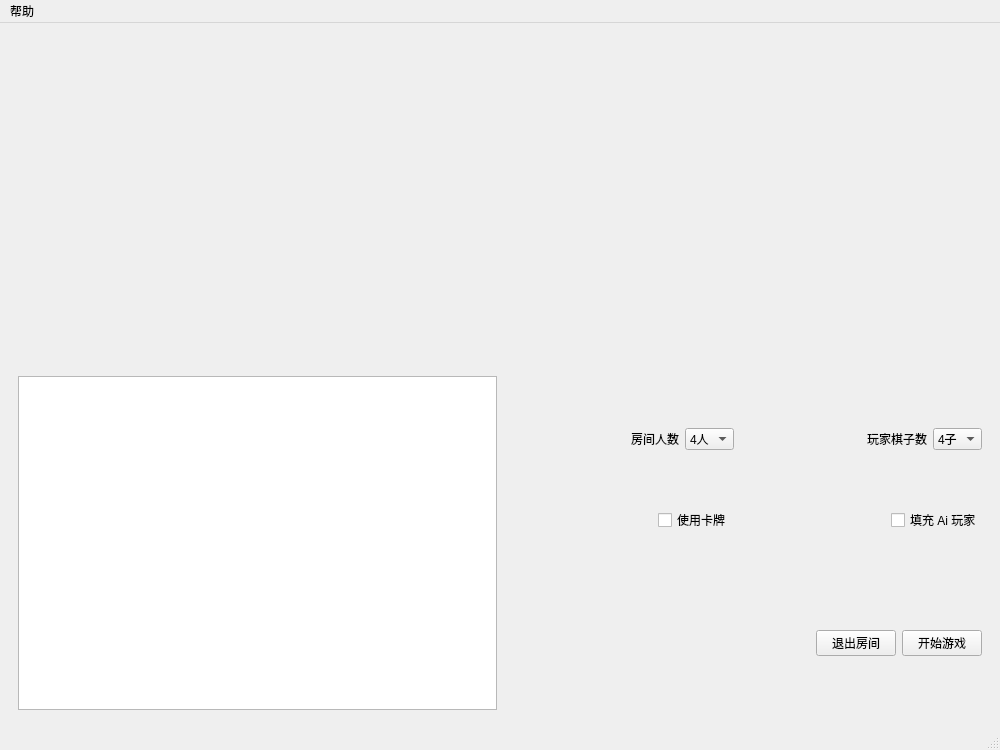
This is client/src/MainWindow.ui in Kez-Jo1909/NO_Flychess as Qt 5 draws it before an edit. The edited form follows.
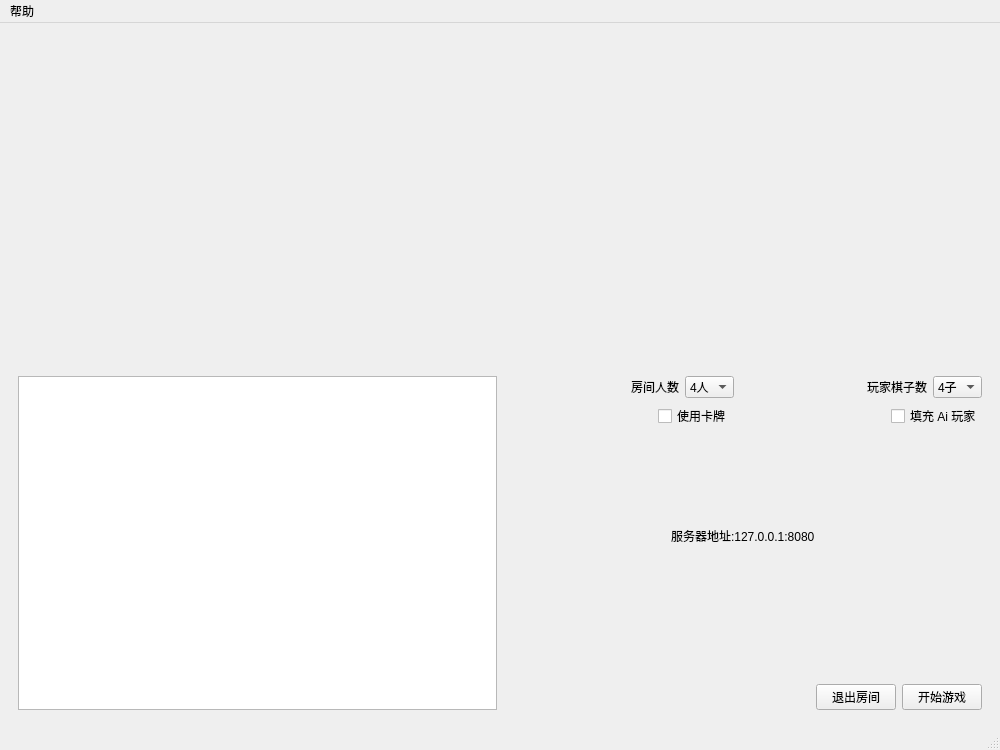
This is the edited form. The open tabs and pages were chosen to show the change.

What changed in the file:
```diff
--- a/client/src/MainWindow.ui
+++ b/client/src/MainWindow.ui
@@ -617,6 +617,43 @@
                 </item>
                </layout>
               </item>
+              <item>
+               <layout class="QHBoxLayout" name="horizontalLayout_4">
+                <item>
+                 <spacer name="horizontalSpacer_4">
+                  <property name="orientation">
+                   <enum>Qt::Horizontal</enum>
+                  </property>
+                  <property name="sizeHint" stdset="0">
+                   <size>
+                    <width>40</width>
+                    <height>20</height>
+                   </size>
+                  </property>
+                 </spacer>
+                </item>
+                <item>
+                 <widget class="QLabel" name="UrlLabel">
+                  <property name="text">
+                   <string>服务器地址:127.0.0.1:8080</string>
+                  </property>
+                 </widget>
+                </item>
+                <item>
+                 <spacer name="horizontalSpacer_9">
+                  <property name="orientation">
+                   <enum>Qt::Horizontal</enum>
+                  </property>
+                  <property name="sizeHint" stdset="0">
+                   <size>
+                    <width>40</width>
+                    <height>20</height>
+                   </size>
+                  </property>
+                 </spacer>
+                </item>
+               </layout>
+              </item>
               <item>
                <spacer name="verticalSpacer_4">
                 <property name="orientation">
```
